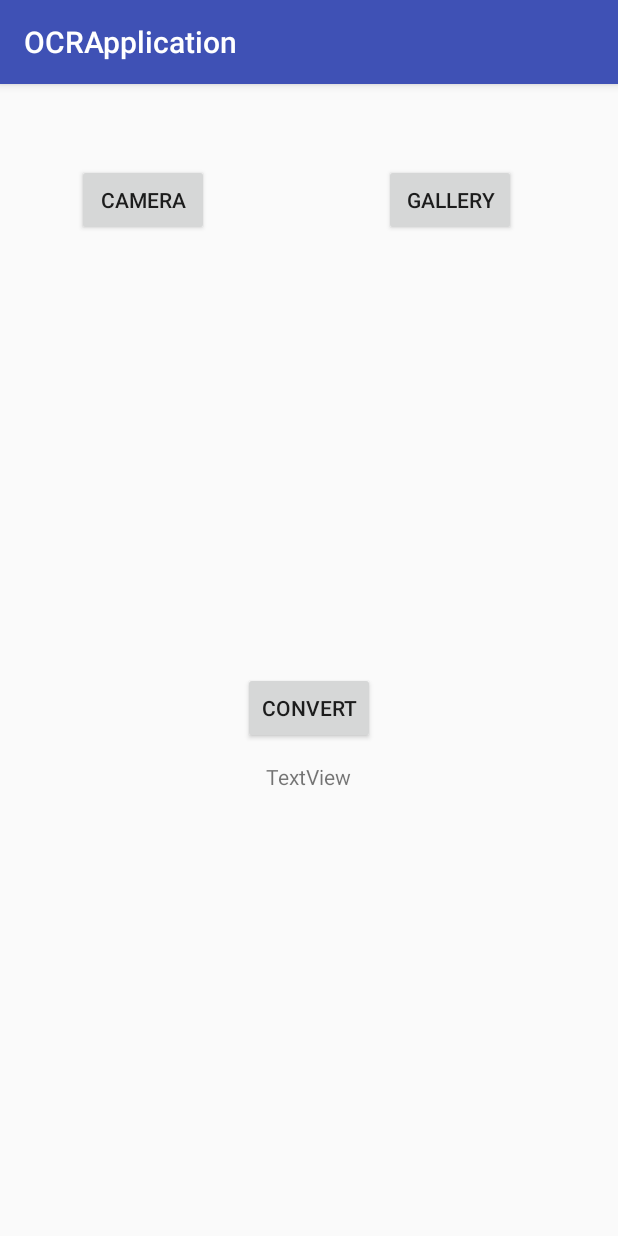
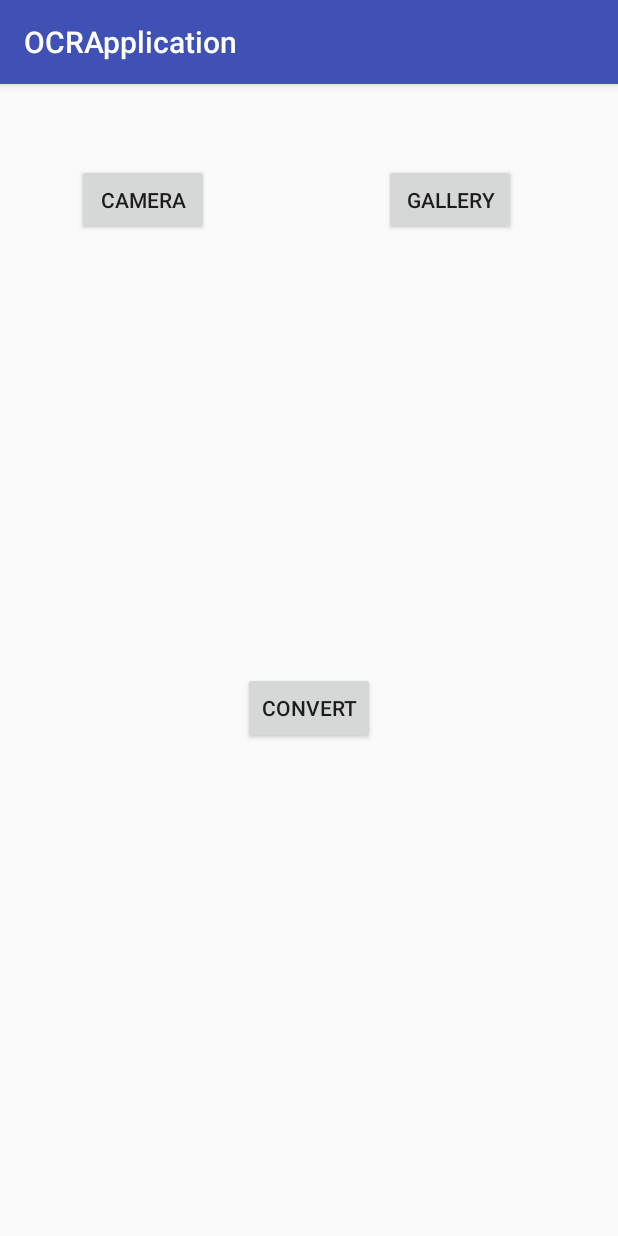
Before and after one commit to johnjoelanders/OCRApplication, an Android app: the screen it shows after launch (MainActivity), on a phone screen of 412 x 824 dp. Run offline under Robolectric (Android 15) with nearby library versions, the phone set to English and light mode, and no system bars; libraries missing offline, so code that uses them is left out: com.googlecode.tesseract, org.opencv.android, org.opencv.core, org.opencv.imgproc.

Commit message:
Add message dialog instead of text view

```diff
--- a/app/src/main/res/layout/activity_main.xml
+++ b/app/src/main/res/layout/activity_main.xml
@@ -50,11 +50,4 @@
         android:layout_centerHorizontal="true"
         android:layout_marginBottom="12dp" />
 
-    <TextView
-        android:id="@+id/textResult"
-        android:layout_width="wrap_content"
-        android:layout_height="wrap_content"
-        android:layout_below="@+id/btnConvert"
-        android:layout_centerHorizontal="true"
-        android:text="TextView" />
 </RelativeLayout>
```
Also changed, not shown: app/src/main/java/com/example/john/ocrapplication/MainActivity.java (+16 -4 lines).
